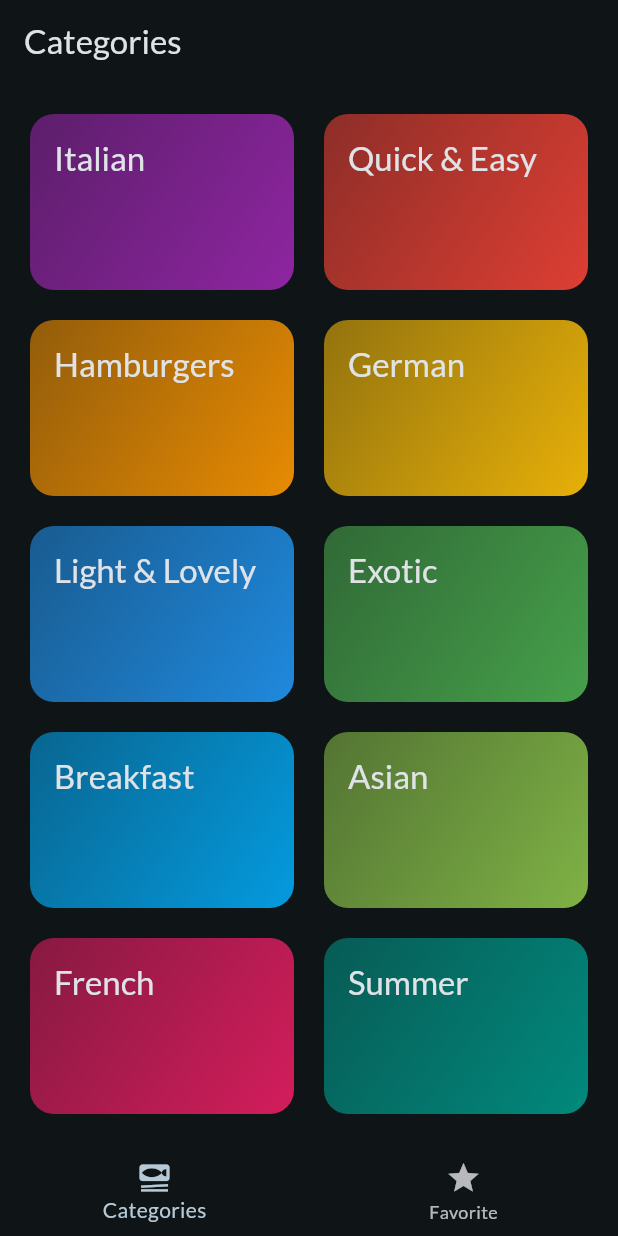
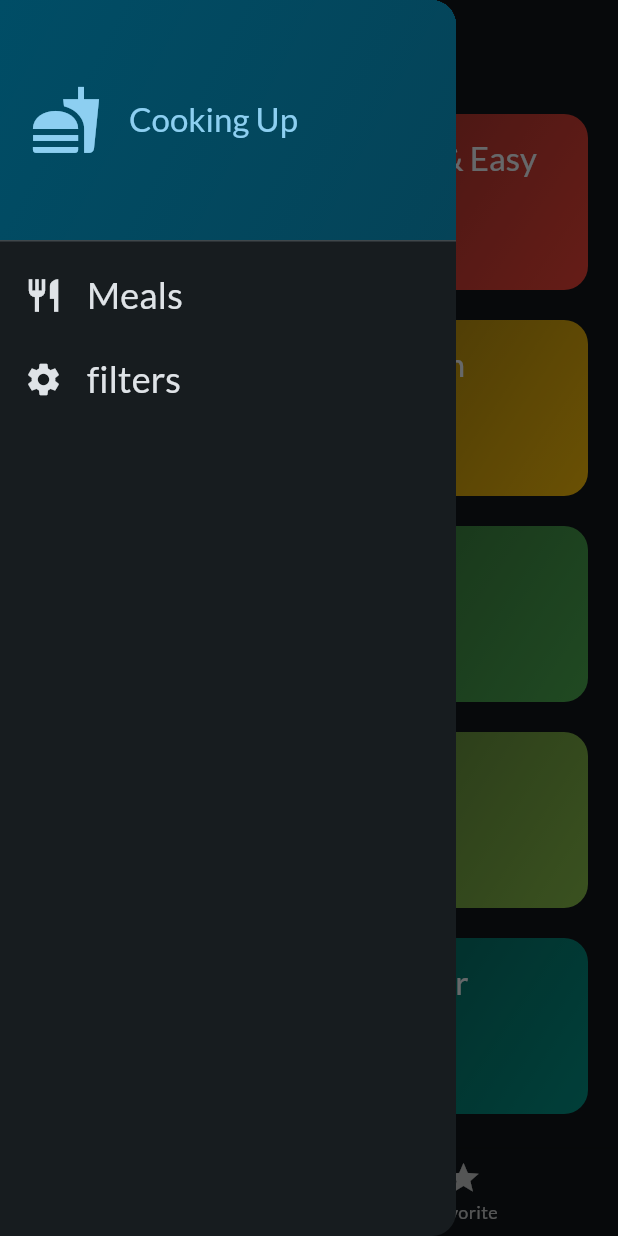
Before and after one commit to shariar99/Meal-app-in-Flutter, a Flutter app: the screen it shows after launch, with the side drawer open (before the commit the screen has no drawer), on a phone screen of 412 x 824 dp. Run offline on Flutter 3.47's test engine with Material 2 defaults, Android fonts, the phone set to English and light mode, and no system bars; our stand-ins replace google_fonts, transparent_image.

Commit message:
add favorit all frature

```diff
--- a/lib/screens/categories.dart
+++ b/lib/screens/categories.dart
@@ -9,13 +9,15 @@ class CategoriesScreen extends StatelessWidget {
   const CategoriesScreen({
     super.key,
     required this.onToggleFavorite,
+    required this.availableMeals,
   });
 
   final void Function(Meal meal) onToggleFavorite;
+  final List<Meal> availableMeals;
 
   void _selectCategory(BuildContext context, Category category) {
     //Navigator.push(context, route)
-    final filteredMeals = dummyMeals
+    final filteredMeals = availableMeals
         .where((meal) => meal.categories.contains(category.id))
         .toList();
     Navigator.of(context).push(
--- a/lib/screens/tabs.dart
+++ b/lib/screens/tabs.dart
@@ -1,7 +1,17 @@
 import 'package:flutter/material.dart';
+import 'package:meal/data/dummy_data.dart';
 import 'package:meal/models/meal.dart';
 import 'package:meal/screens/categories.dart';
+import 'package:meal/screens/filters.dart';
 import 'package:meal/screens/meals.dart';
+import 'package:meal/widgets/main_drawer.dart';
+
+const kInitialFilters = {
+  Filter.glutenFree: false,
+  Filter.lactoseFree: false,
+  Filter.vegetarian: false,
+  Filter.vegan: false,
+};
 
 class TabsScreen extends StatefulWidget {
   const TabsScreen({super.key});
@@ -15,6 +25,7 @@ class TabsScreen extends StatefulWidget {
 class _TabsScreenState extends State<TabsScreen> {
   int _selectedPageIndex = 0;
   final List<Meal> _favoriteMeals = [];
+  Map<Filter, bool> _selectedFilters = kInitialFilters;
 
   void _showInfoMessage(String message) {
     ScaffoldMessenger.of(context).clearSnackBars();
@@ -47,10 +58,43 @@ class _TabsScreenState extends State<TabsScreen> {
     });
   }
 
+  void _setScreen(String identifier) async {
+    Navigator.of(context).pop();
+    if (identifier == 'filters') {
+      final result = await Navigator.of(context).push<Map<Filter, bool>>(
+        MaterialPageRoute(
+          builder: (ctx) => FiltersScreen(
+            currentFilter: _selectedFilters,
+          ),
+        ),
+      );
+      setState(() {
+        _selectedFilters = result ?? kInitialFilters;
+      });
+    }
+  }
+
   @override
   Widget build(BuildContext context) {
+    final availableMeals = dummyMeals.where((meal) {
+      if (_selectedFilters[Filter.glutenFree]! && !meal.isGlutenFree) {
+        return false;
+      }
+      if (_selectedFilters[Filter.lactoseFree]! && !meal.isLactoseFree) {
+        return false;
+      }
+      if (_selectedFilters[Filter.vegetarian]! && !meal.isVegetarian) {
+        return false;
+      }
+      if (_selectedFilters[Filter.vegan]! && !meal.isVegan) {
+        return false;
+      }
+      return true;
+    }).toList();
+
     Widget activePage = CategoriesScreen(
       onToggleFavorite: _toggleMealFavoriteStatus,
+      availableMeals: availableMeals,
     );
     var activePageTitle = 'Categories';
     if (_selectedPageIndex == 1) {
@@ -65,6 +109,7 @@ class _TabsScreenState extends State<TabsScreen> {
       appBar: AppBar(
         title: Text(activePageTitle),
       ),
+      drawer: MainDrawer(onSelectScreen: _setScreen),
       body: activePage,
       bottomNavigationBar: BottomNavigationBar(
         onTap: _selectPage,
--- /dev/null
+++ b/lib/widgets/main_drawer.dart
@@ -0,0 +1,89 @@
+import 'package:flutter/material.dart';
+
+class MainDrawer extends StatelessWidget {
+  const MainDrawer({
+    super.key,
+    required this.onSelectScreen,
+  });
+
+  final void Function(String identifire) onSelectScreen;
+
+  @override
+  Widget build(BuildContext context) {
+    return Drawer(
+      child: Column(
+        children: [
+          DrawerHeader(
+            padding: const EdgeInsets.all(20),
+            decoration: BoxDecoration(
+              gradient: LinearGradient(
+                colors: [
+                  Theme.of(context).colorScheme.primaryContainer,
+                  Theme.of(context)
+                      .colorScheme
+                      .primaryContainer
+                      .withOpacity(0.8),
+                ],
+                begin: Alignment.topLeft,
+                end: Alignment.bottomRight,
+              ),
+            ),
+            child: Row(
+              children: [
+                Icon(
+                  Icons.fastfood,
+                  size: 48,
+                  color: Theme.of(context).colorScheme.primary,
+                ),
+                const SizedBox(
+                  width: 18,
+                ),
+                Text(
+                  'Cooking Up',
+                  style: Theme.of(context)
+                      .textTheme
+                      .titleLarge!
+                      .copyWith(color: Theme.of(context).colorScheme.primary),
+                )
+              ],
+            ),
+          ),
+          ListTile(
+            leading: Icon(
+              Icons.restaurant,
+              size: 26,
+              color: Theme.of(context).colorScheme.onBackground,
+            ),
+            title: Text(
+              'Meals',
+              style: Theme.of(context).textTheme.titleSmall!.copyWith(
+                    color: Theme.of(context).colorScheme.onBackground,
+                    fontSize: 24,
+                  ),
+            ),
+            onTap: () {
+              onSelectScreen('meals');
+            },
+          ),
+          ListTile(
+            leading: Icon(
+              Icons.settings,
+              size: 26,
+              color: Theme.of(context).colorScheme.onBackground,
+            ),
+            title: Text(
+              'filters',
+              style: Theme.of(context).textTheme.titleSmall!.copyWith(
+                    color: Theme.of(context).colorScheme.onBackground,
+                    fontSize: 24,
+                  ),
+            ),
+            onTap: () {
+              onSelectScreen('filters');
+            },
+          ),
+        ],
+      ),
+    );
+  }
+}
```
Also changed, not shown: lib/screens/filters.dart (added, +175 -0 lines).
